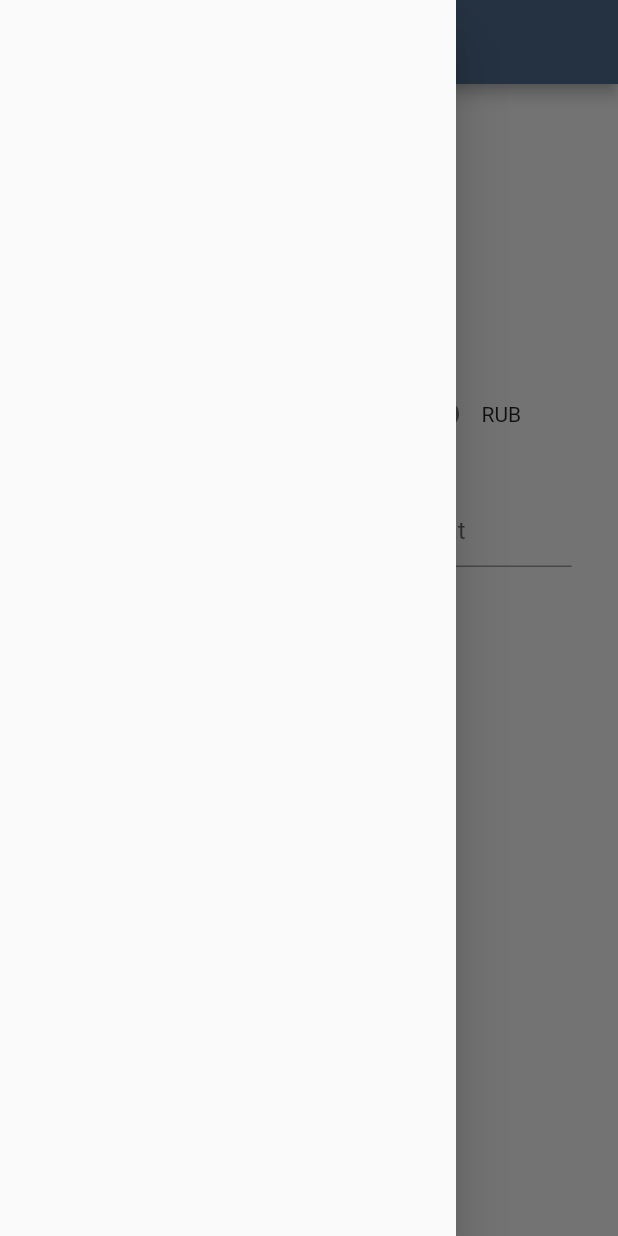
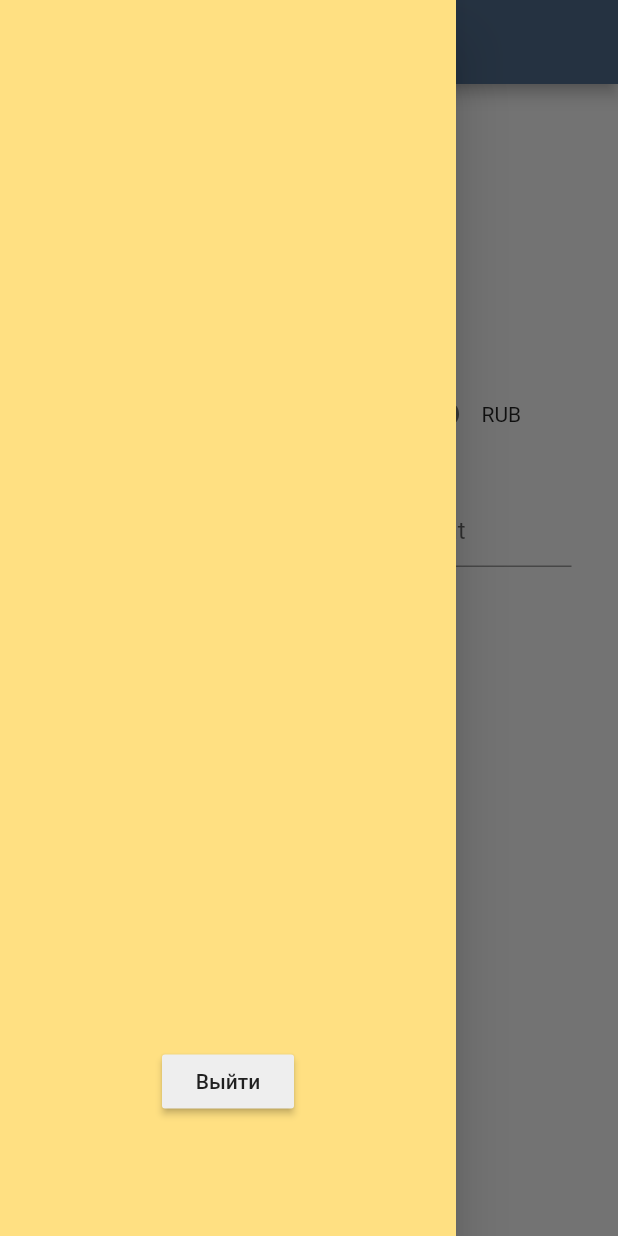
Before and after one commit to irinalim/PriceCalc, a Flutter app: the Home screen opened by its route, with the side drawer open, on a phone screen of 412 x 824 dp. Run offline on Flutter 3.47's test engine with Material 2 defaults, Android fonts, the phone set to English and light mode, and no system bars; our stand-ins replace firebase_auth, firebase_database, google_sign_in, modal_progress_hud; accounts and stored records are empty.

Commit message:
Drawer: add sign-out button

```diff
--- a/lib/Components/Home-Drawer.dart
+++ b/lib/Components/Home-Drawer.dart
@@ -1,22 +1,43 @@
 import 'package:PriceCalc/Models/user.dart';
 import 'package:firebase_auth/firebase_auth.dart';
 import 'package:flutter/material.dart';
+import 'package:PriceCalc/utils/styles.dart';
+import 'package:google_sign_in/google_sign_in.dart';
 
-Widget homeDrawer(User user) {
+Widget homeDrawer(User user, context) {
   final FirebaseAuth _auth = FirebaseAuth.instance;
+  final GoogleSignIn _googleSignIn = GoogleSignIn();
 
   return Drawer(
     child: SafeArea(
+      child: Container(
+        color: Styles.primaryYellow,
         child: Column(
           children: <Widget>[
+            Expanded(flex: 3,
+                child: Center(
+                    child: Text(user.userEmail))),
             Expanded(
-            flex: 3,
+              flex: 1,
               child: Container(
-              color: ,
+                alignment: Alignment.center,
+                child: RaisedButton(
+                  onPressed: () async {
+                    _auth.signOut();
+                    await _googleSignIn.signOut();
+                    print("User Sign Out");
+                    Navigator.pushReplacementNamed(context, '/home');
+                  },
+                  color: Styles.lightGrey,
+                  child: new Text(
+                    "Выйти",
+                  ),
+                ),
               ),
             )
           ],
         ),
       ),
+    ),
   );
 }
--- a/lib/Components/Home.dart
+++ b/lib/Components/Home.dart
@@ -63,7 +63,7 @@ class _HomeState extends State<Home> {
   Widget build(BuildContext context) {
     String currency = radioValue == 0 ? "EUR" : "RUB";
     return Scaffold(
-      drawer: homeDrawer(user),
+      drawer: homeDrawer(user, context),
       appBar: AppBar(
         leading: Builder(
           builder: (BuildContext context) {
```
Lines whose indentation alone changed are shown as unchanged.
